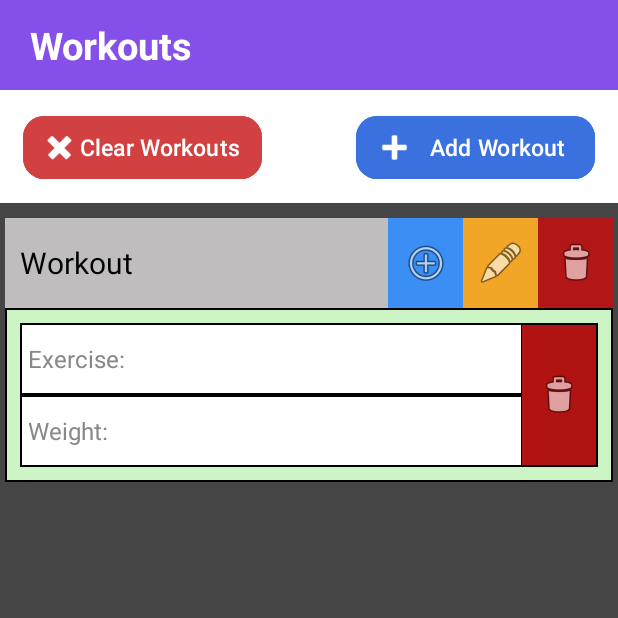
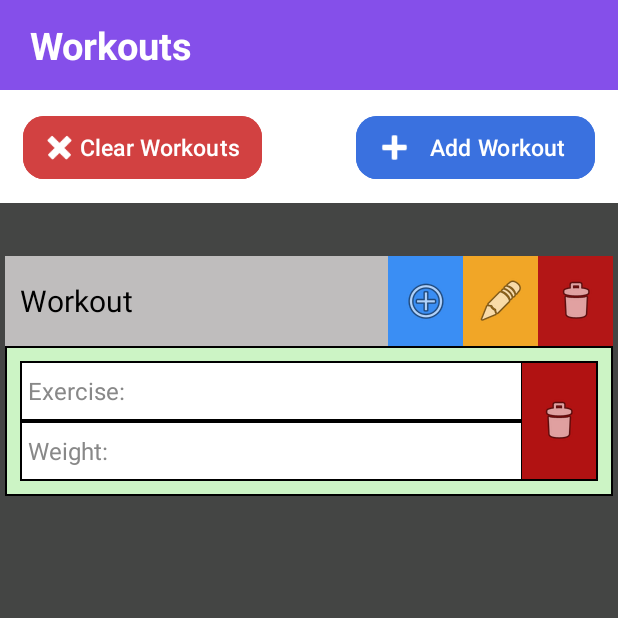
Before and after one commit to shoss88/Workout-Tracker-Android-App, an Android app: the screen it shows after launch (MainActivity), after a tap on "Adds an exercise to workout", on a phone screen of 412 x 824 dp, the top half of it. Run offline under Robolectric (Android 15) with nearby library versions, the phone set to English and light mode, and no system bars; our stand-ins replace Room's generated code; 3 other taps on this screen came first.

Commit message:
fixed ui

```diff
--- a/app/src/main/res/layout/exercise_box.xml
+++ b/app/src/main/res/layout/exercise_box.xml
@@ -9,7 +9,7 @@
     <RelativeLayout
         android:id="@+id/exerciseBox"
         android:layout_width="0dp"
-        android:layout_height="96dp"
+        android:layout_height="80dp"
         android:layout_marginStart="10dp"
         android:layout_marginTop="10dp"
         android:layout_marginEnd="10dp"
@@ -24,7 +24,7 @@
         <EditText
             android:id="@+id/exerciseName"
             android:layout_width="0dp"
-            android:layout_height="48dp"
+            android:layout_height="40dp"
             android:layout_alignParentStart="true"
             android:layout_alignParentTop="true"
             android:layout_alignParentEnd="true"
@@ -45,7 +45,7 @@
         <EditText
             android:id="@+id/exerciseWeight"
             android:layout_width="0dp"
-            android:layout_height="48dp"
+            android:layout_height="40dp"
             android:layout_alignParentStart="true"
             android:layout_alignParentEnd="true"
             android:layout_alignParentBottom="true"
--- a/app/src/main/res/layout/workout_box.xml
+++ b/app/src/main/res/layout/workout_box.xml
@@ -11,7 +11,7 @@
         android:layout_width="0dp"
         android:layout_height="wrap_content"
         android:layout_marginStart="3dp"
-        android:layout_marginTop="10dp"
+        android:layout_marginTop="35dp"
         android:layout_marginEnd="3dp"
         app:layout_constrainedWidth="true"
         app:layout_constraintEnd_toEndOf="parent"
```
